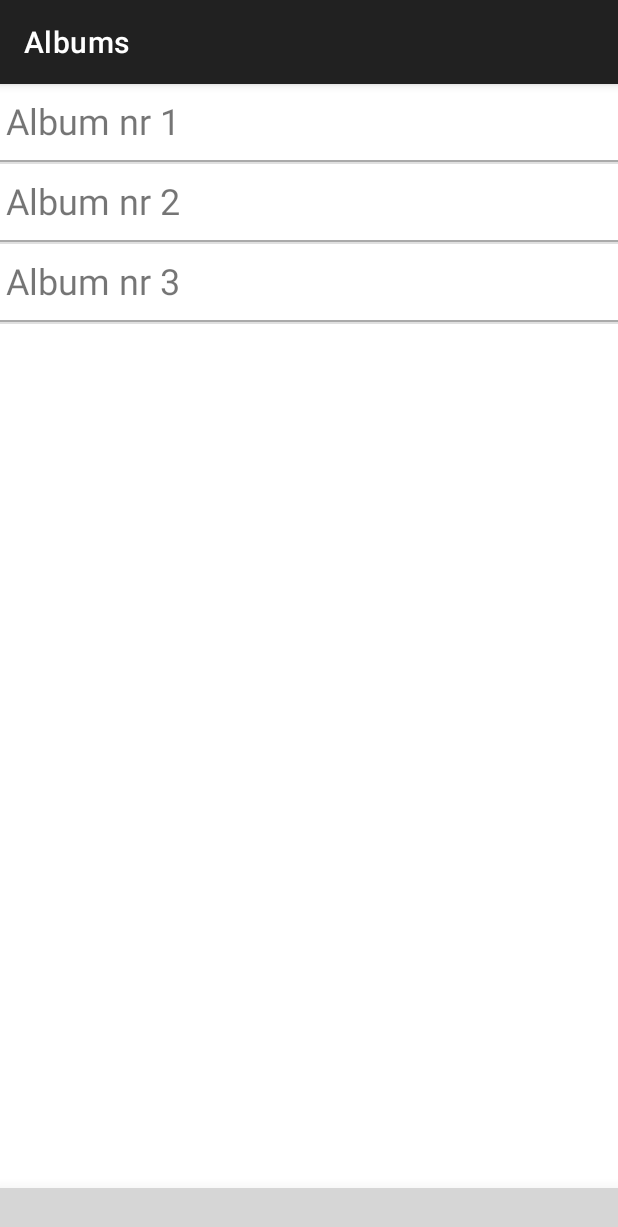
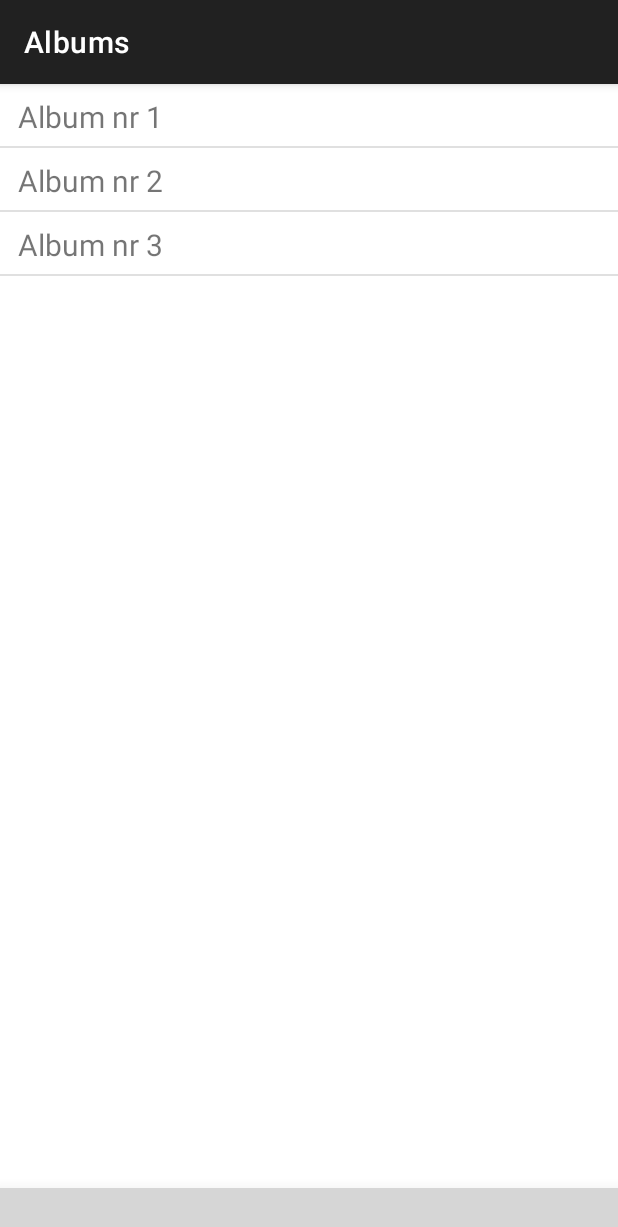
Before and after one commit to senti50/MyPhotoStock, an Android app: the screen it shows after launch once a user with an empty profile is signed in (MainActivity), on a phone screen of 412 x 824 dp. Shown: the top 1227 px of the screen. Run offline under Robolectric (Android 15) with nearby library versions, the phone set to English and light mode, and no system bars; our stand-ins replace Firebase (no records; nobody signed in at launch, a user with empty details on screens opened directly); plain views replace ChipNavigationBar; 2 statements that could not run were skipped; grey boxes are pictures that could not be loaded.

Commit message:
Improve lists design

```diff
--- a/app/src/main/res/layout/cell_one_title_item.xml
+++ b/app/src/main/res/layout/cell_one_title_item.xml
@@ -5,32 +5,19 @@
     android:layout_height="wrap_content"
     android:orientation="vertical">
 
-    <LinearLayout
-        android:layout_width="match_parent"
-        android:layout_height="wrap_content"
-        android:orientation="horizontal">
+    <TextView
+        android:id="@+id/TV_Title"
+        android:layout_width="wrap_content"
+        android:layout_height="0dp"
+        android:layout_marginStart="12sp"
+        android:layout_marginTop="8sp"
+        android:layout_marginEnd="4sp"
+        android:layout_marginBottom="6sp"
+        android:layout_weight="1"
+        android:ellipsize="marquee"
+        android:singleLine="true"
+        android:text="@string/sample_data"
+        android:textSize="20sp" />
 
-            <TextView
-                android:id="@+id/TV_Title"
-                android:layout_width="0dp"
-                android:layout_height="wrap_content"
-                android:layout_marginLeft="4sp"
-                android:layout_marginTop="8sp"
-                android:layout_marginRight="4sp"
-                android:layout_marginBottom="4sp"
-                android:layout_weight="1"
-                android:text="@string/sample_data"
-                android:textSize="24sp"
-                android:ellipsize="marquee"
-                android:singleLine="true"
-                />
-
-    </LinearLayout>
-
-    <View
-        android:layout_width="match_parent"
-        android:layout_height="1dp"
-        android:layout_marginTop="6sp"
-        android:background="@android:color/darker_gray" />
 
 </LinearLayout>
```
